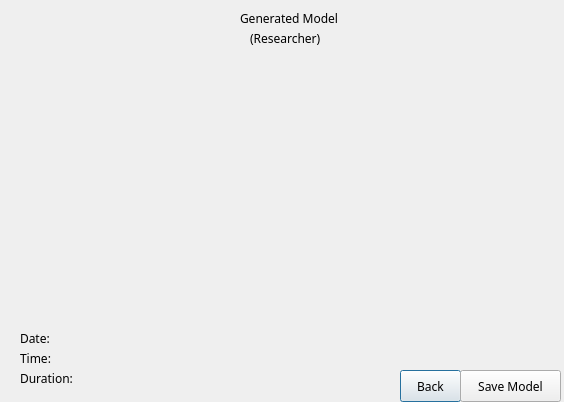
Above: LoginGUI/generatedmodel.ui from ShihoVN/HiveChime before the change. Below: the same form after it.
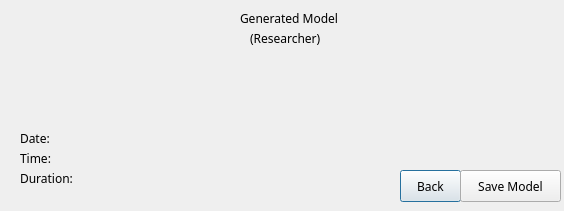
That is the form after the change.

Patch:
```diff
--- a/LoginGUI/generatedmodel.ui
+++ b/LoginGUI/generatedmodel.ui
@@ -7,7 +7,7 @@
     <x>0</x>
     <y>0</y>
     <width>564</width>
-    <height>402</height>
+    <height>211</height>
    </rect>
   </property>
   <property name="windowTitle">
@@ -18,7 +18,7 @@
     <rect>
      <x>240</x>
      <y>10</y>
-     <width>111</width>
+     <width>131</width>
      <height>16</height>
     </rect>
    </property>
@@ -36,7 +36,7 @@
     <rect>
      <x>250</x>
      <y>30</y>
-     <width>81</width>
+     <width>101</width>
      <height>16</height>
     </rect>
    </property>
@@ -49,24 +49,11 @@
     <string>(Researcher)</string>
    </property>
   </widget>
-  <widget class="QLabel" name="label_3">
-   <property name="geometry">
-    <rect>
-     <x>20</x>
-     <y>60</y>
-     <width>521</width>
-     <height>251</height>
-    </rect>
-   </property>
-   <property name="text">
-    <string/>
-   </property>
-  </widget>
   <widget class="QLabel" name="label_4">
    <property name="geometry">
     <rect>
      <x>20</x>
-     <y>330</y>
+     <y>130</y>
      <width>41</width>
      <height>16</height>
     </rect>
@@ -84,7 +71,7 @@
    <property name="geometry">
     <rect>
      <x>20</x>
-     <y>370</y>
+     <y>170</y>
      <width>59</width>
      <height>16</height>
     </rect>
@@ -102,7 +89,7 @@
    <property name="geometry">
     <rect>
      <x>20</x>
-     <y>350</y>
+     <y>150</y>
      <width>59</width>
      <height>16</height>
     </rect>
@@ -120,7 +107,7 @@
    <property name="geometry">
     <rect>
      <x>90</x>
-     <y>330</y>
+     <y>130</y>
      <width>59</width>
      <height>16</height>
     </rect>
@@ -133,7 +120,7 @@
    <property name="geometry">
     <rect>
      <x>90</x>
-     <y>350</y>
+     <y>150</y>
      <width>59</width>
      <height>16</height>
     </rect>
@@ -146,7 +133,7 @@
    <property name="geometry">
     <rect>
      <x>90</x>
-     <y>370</y>
+     <y>170</y>
      <width>61</width>
      <height>20</height>
     </rect>
@@ -159,7 +146,7 @@
    <property name="geometry">
     <rect>
      <x>400</x>
-     <y>370</y>
+     <y>170</y>
      <width>61</width>
      <height>32</height>
     </rect>
@@ -177,7 +164,7 @@
    <property name="geometry">
     <rect>
      <x>460</x>
-     <y>370</y>
+     <y>170</y>
      <width>101</width>
      <height>32</height>
     </rect>
```
